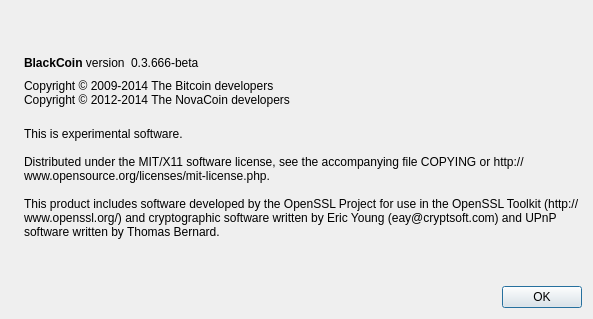
First picture: the form in src/qt/forms/aboutdialog.ui, repository Qcoin/qcoin, before the edit.
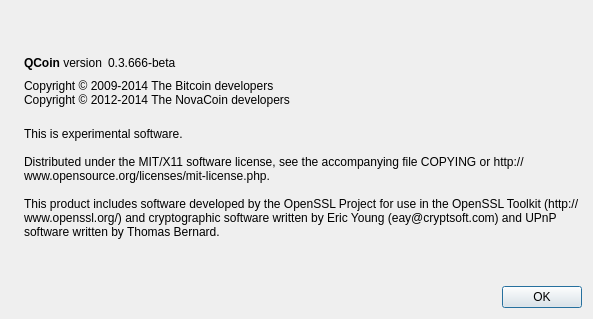
Second picture: the form after the edit. Icons and pictures are not drawn.

```diff
--- a/src/qt/forms/aboutdialog.ui
+++ b/src/qt/forms/aboutdialog.ui
@@ -50,7 +50,7 @@
           <cursorShape>IBeamCursor</cursorShape>
          </property>
          <property name="text">
-          <string>&lt;b&gt;BlackCoin&lt;/b&gt; version</string>
+          <string>&lt;b&gt;QCoin&lt;/b&gt; version</string>
          </property>
          <property name="textInteractionFlags">
           <set>Qt::LinksAccessibleByMouse|Qt::TextSelectableByKeyboard|Qt::TextSelectableByMouse</set>
```
Left out of the diff: 2 changed lines with no effect on the pictures.
